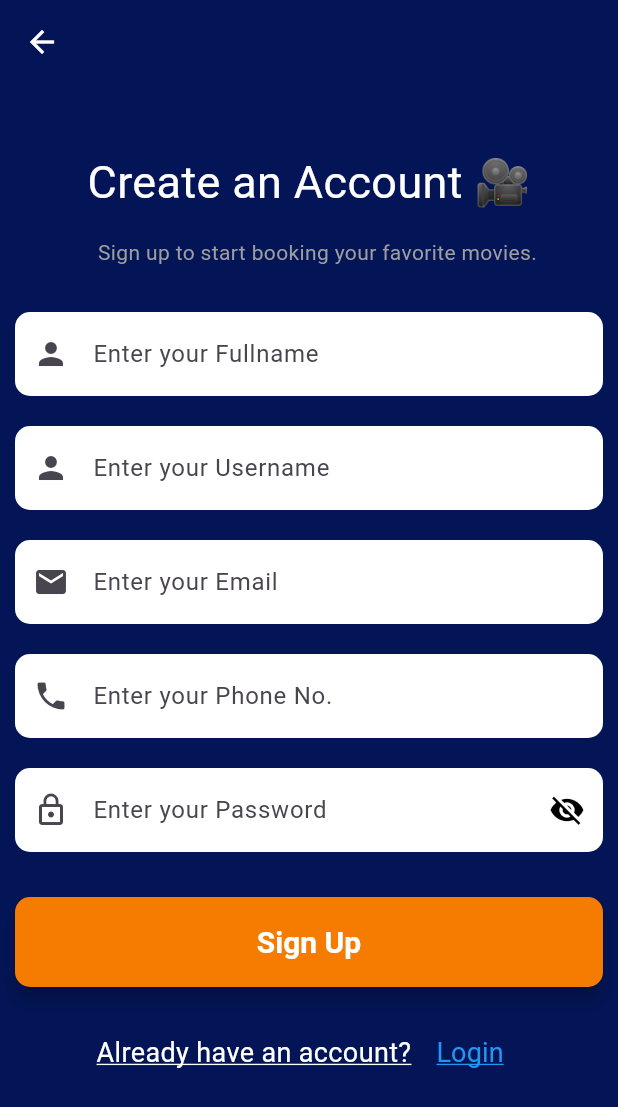
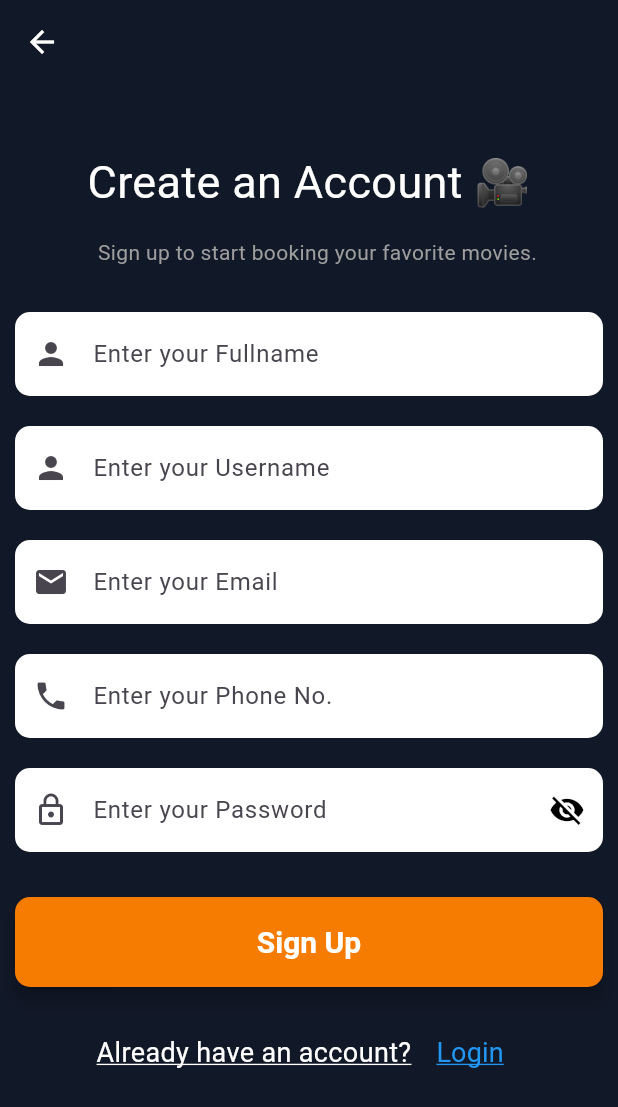
Before and after one commit to manishaa8981/movie_booking_mobile_app, a Flutter app: the screen it shows after launch, after a tap on "Skip", after a tap on "Sign up", on a phone screen of 412 x 824 dp. Shown: the top 1107 px of the screen. Run offline on Flutter 3.47's test engine with Material 3 defaults, Android fonts, the phone set to English and light mode, and no system bars; our stand-ins replace dartz, dio, equatable, flutter_bloc, get_it, hive_flutter and 1 more; accounts and stored records are empty; Roboto replaces fonts that are missing (Poppins).

Commit message:
some minor chnages in signup and splash view

```diff
--- a/lib/features/auth/presentation/view/sign_up_view.dart
+++ b/lib/features/auth/presentation/view/sign_up_view.dart
@@ -83,7 +83,8 @@ class _SignUpViewState extends State<SignUpView> {
         height: double.infinity,
         width: double.infinity,
         decoration: const BoxDecoration(
-          color: Color.fromARGB(255, 3, 21, 87),
+          // color: Color.fromARGB(255, 3, 21, 87),
+          color: Color(0xFF111827),
           // gradient: LinearGradient(
           //   begin: Alignment.topLeft,
           //   end: Alignment.bottomRight,
--- a/lib/features/splash/presentation/view/splash_view.dart
+++ b/lib/features/splash/presentation/view/splash_view.dart
@@ -31,7 +31,7 @@ class _SplashViewState extends State<SplashView> {
     return Scaffold(
       body: Container(
         decoration: const BoxDecoration(
-          color: Color.fromARGB(255, 3, 21, 87),
+          color: Color(0xFF111827),
           // color: Color.fromARGB(255, 19, 33, 87),// gradient: LinearGradient(
           //   begin: Alignment.topLeft,
           //   end: Alignment.bottomRight,
```
